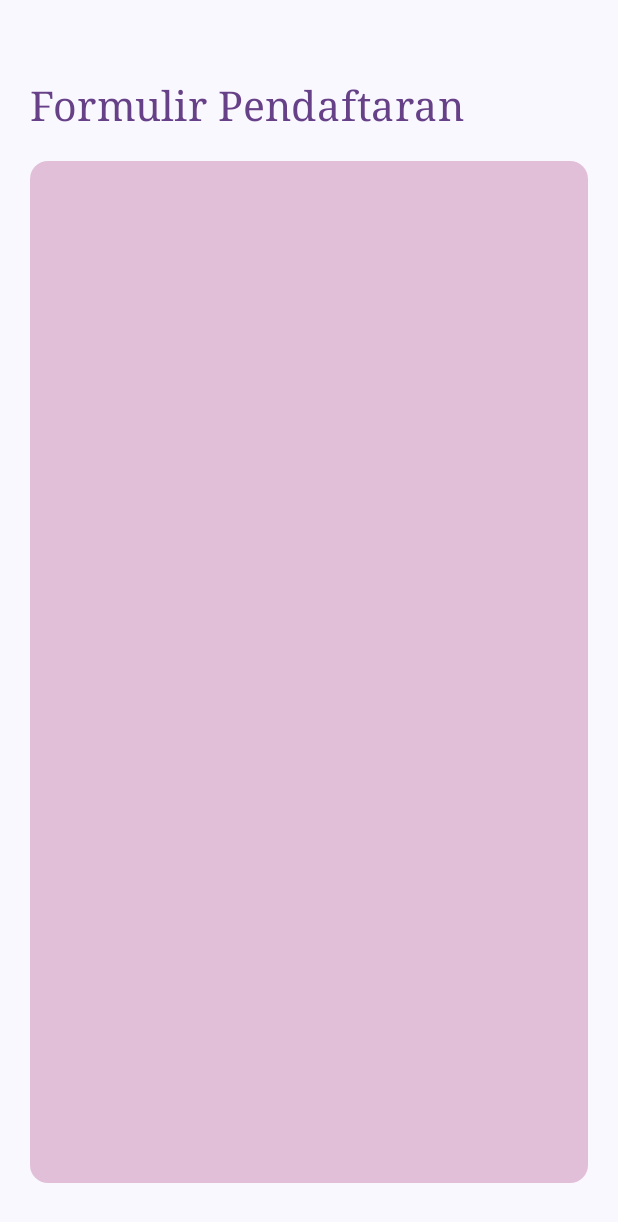
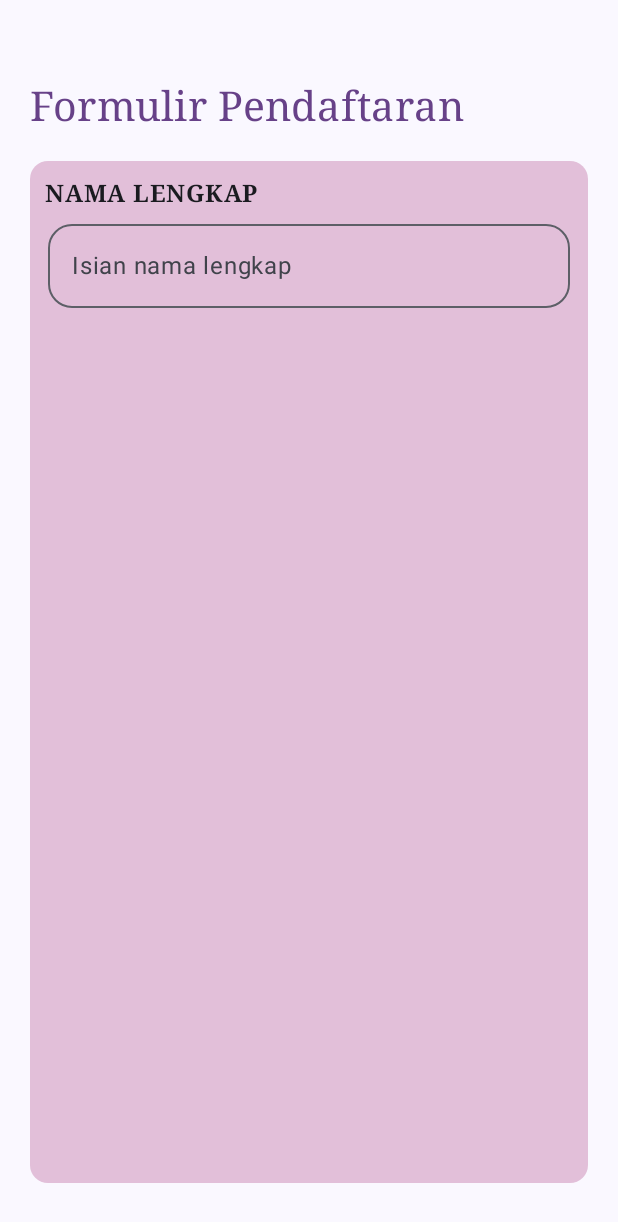
Before and after one commit to sabilafirdias/QuestNavigasTugas_192, an Android app built with Jetpack Compose: the composable FormDaftar shown on its own in the app's theme, on a phone screen of 412 x 824 dp. Shown: the top 1222 px of the screen. Run offline under Robolectric (Android 15) with nearby library versions, the phone set to English and light mode, and no system bars.

Commit message:
membuat label dan text field untuk nama

```diff
--- a/app/src/main/java/com/example/tugas6/view/FormulirDaftar.kt
+++ b/app/src/main/java/com/example/tugas6/view/FormulirDaftar.kt
@@ -65,6 +65,24 @@ fun FormDaftar(onBeranda: () -> Unit, modifier: Modifier = Modifier) {
             colors = CardDefaults.cardColors(
                 containerColor = colorResource(id = R.color.ungu1)
             )
-        ) {}
+        ) {
+            Text(
+                modifier = Modifier
+                    .padding(start = 10.dp, top = 10.dp),
+                text = "NAMA LENGKAP",
+                fontFamily = FontFamily.Serif,
+                fontWeight = FontWeight.Bold
+            )
+            OutlinedTextField(
+                value = textNama,
+                shape = MaterialTheme.shapes.large,
+                modifier = Modifier
+                    .fillMaxWidth()
+                    .padding(start = 12.dp, end = 12.dp),
+                label = { Text("Isian nama lengkap") },
+                onValueChange = { textNama = it }
+            )
+
+        }
     }
 }
```
